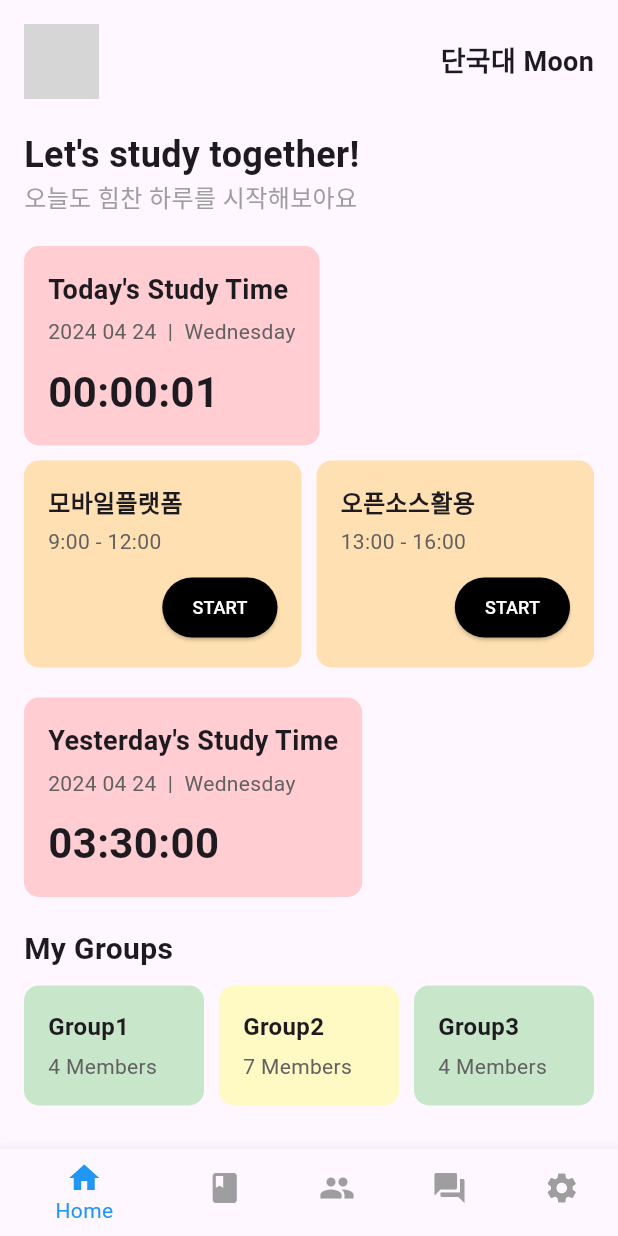
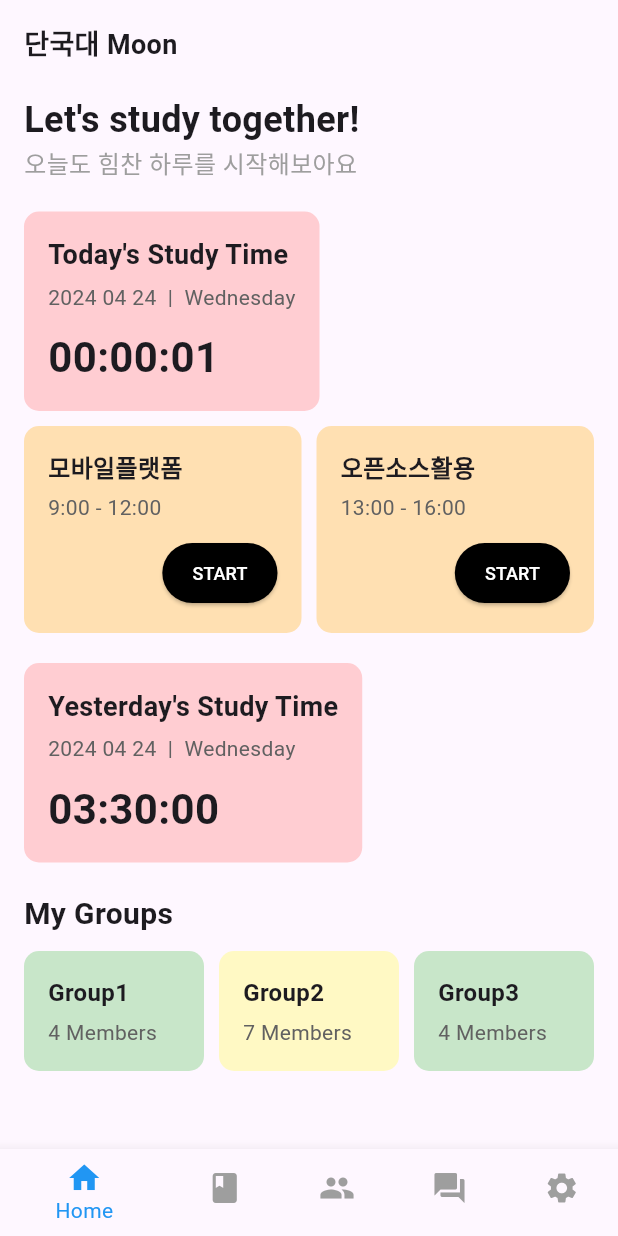
Before and after one commit to jaeheon0819/mobile_platform_project, a Flutter app: the HomeScreen screen opened by its route, on a phone screen of 412 x 824 dp. Run offline on Flutter 3.47's test engine with Material 3 defaults, Android fonts, the light colour scheme and no system bars; grey boxes are pictures that could not be loaded.

Commit message:
4th commit

```diff
--- a/lib/home_screen.dart
+++ b/lib/home_screen.dart
@@ -62,7 +62,7 @@ class _HomeScreenState extends State<HomeScreen> {
                 Row(
                   mainAxisAlignment: MainAxisAlignment.spaceBetween,
                   children: [
-                    Image.asset('assets/logo.png', height: 50),
+                    // Image.asset('assets/images2.jpg', height: 50),
                     const Text(
                       '단국대 Moon',
                       style: TextStyle(
```
Also changed, not shown: assets/images.jpg (added).
